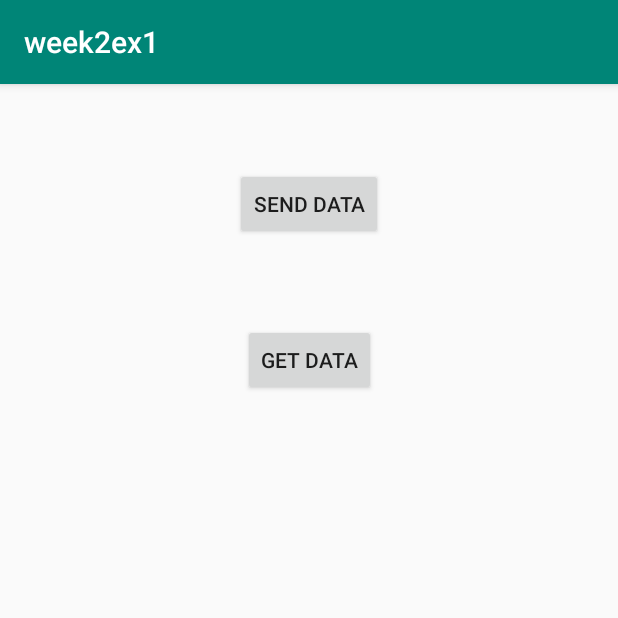
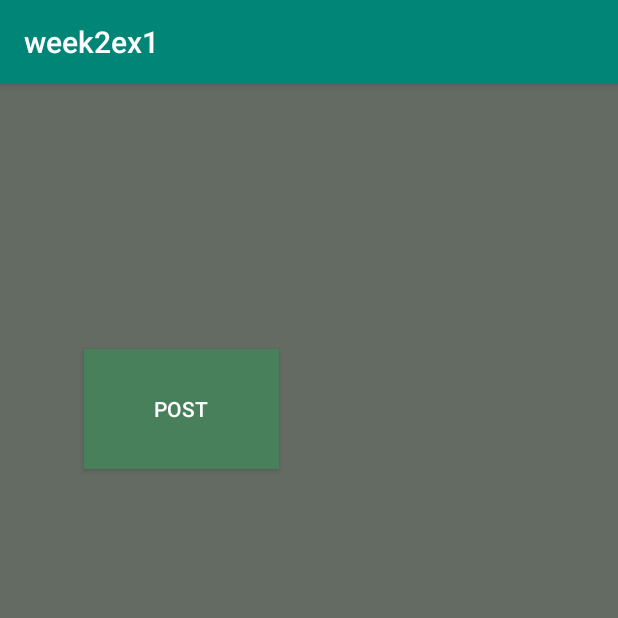
Before and after one commit to alanfinnin/social_app, an Android app: the LoggedIn screen opened directly, with no data from a screen before it, on a phone screen of 412 x 824 dp, the top half of it. Run offline under Robolectric (Android 15) with nearby library versions, the phone set to English and light mode, and no system bars; our stand-ins replace Firebase (no records; nobody signed in at launch, a user with empty details on screens opened directly).

Commit message:
Added unique look

```diff
--- a/app/src/main/AndroidManifest.xml
+++ b/app/src/main/AndroidManifest.xml
@@ -9,7 +9,9 @@
         android:roundIcon="@mipmap/ic_launcher_round"
         android:supportsRtl="true"
         android:theme="@style/AppTheme">
-        <activity android:name=".LoggedIn"></activity>
+        <activity android:name=".PostActivity"></activity>
+        <activity android:name=".post" />
+        <activity android:name=".LoggedIn" />
         <activity android:name=".MainActivity">
             <intent-filter>
                 <action android:name="android.intent.action.MAIN" />
--- a/app/src/main/res/layout/activity_logged_in.xml
+++ b/app/src/main/res/layout/activity_logged_in.xml
@@ -4,36 +4,34 @@
     xmlns:tools="http://schemas.android.com/tools"
     android:layout_width="match_parent"
     android:layout_height="match_parent"
-    tools:context=".LoggedIn">
+    tools:context=".LoggedIn"
+    android:background="#636B62">
 
     <Button
-        android:id="@+id/send_data"
-        android:layout_width="wrap_content"
-        android:layout_height="wrap_content"
-        android:layout_marginTop="56dp"
-        android:text="SEND DATA"
+        android:id="@+id/post"
+        android:layout_width="130dp"
+        android:layout_height="80dp"
+        android:background="#47805b"
+        android:onClick="post"
+        android:text="POST"
+        android:textColor="#ffffff"
+        app:layout_constraintBottom_toTopOf="@+id/info"
         app:layout_constraintEnd_toEndOf="parent"
+        app:layout_constraintHorizontal_bias="0.199"
         app:layout_constraintStart_toStartOf="parent"
         app:layout_constraintTop_toTopOf="parent"
-        android:onClick="sendData"/>
-
-    <Button
-        android:id="@+id/get_data"
-        android:layout_width="wrap_content"
-        android:layout_height="wrap_content"
-        android:layout_marginTop="56dp"
-        android:text="GET DATA"
-        app:layout_constraintEnd_toEndOf="parent"
-        app:layout_constraintStart_toStartOf="parent"
-        app:layout_constraintTop_toBottomOf="@+id/send_data"
-        android:onClick="getData"/>
+        app:layout_constraintVertical_bias="0.774" />
 
     <TextView
         android:id="@+id/info"
+        android:textColor="#ffffff"
         android:layout_width="200dp"
         android:layout_height="400dp"
+        android:layout_marginBottom="60dp"
         app:layout_constraintBottom_toBottomOf="parent"
         app:layout_constraintEnd_toEndOf="parent"
+        app:layout_constraintHorizontal_bias="0.497"
         app:layout_constraintStart_toStartOf="parent"
-        app:layout_constraintTop_toBottomOf="@+id/get_data" />
+        />
+
 </androidx.constraintlayout.widget.ConstraintLayout>
```
Also changed, not shown: app/src/main/java/com/example/week2ex1/LoggedIn.java (+37 -42 lines), app/src/main/java/com/example/week2ex1/PostActivity.java (added, +84 -0 lines), app/src/main/res/layout/activity_main.xml (+8 -5 lines), app/src/main/res/layout/activity_post.xml (added, +36 -0 lines), app/src/main/res/layout/activity_post2.xml (added, +9 -0 lines), app/src/main/res/drawable-v24/phone_background.png (added).
